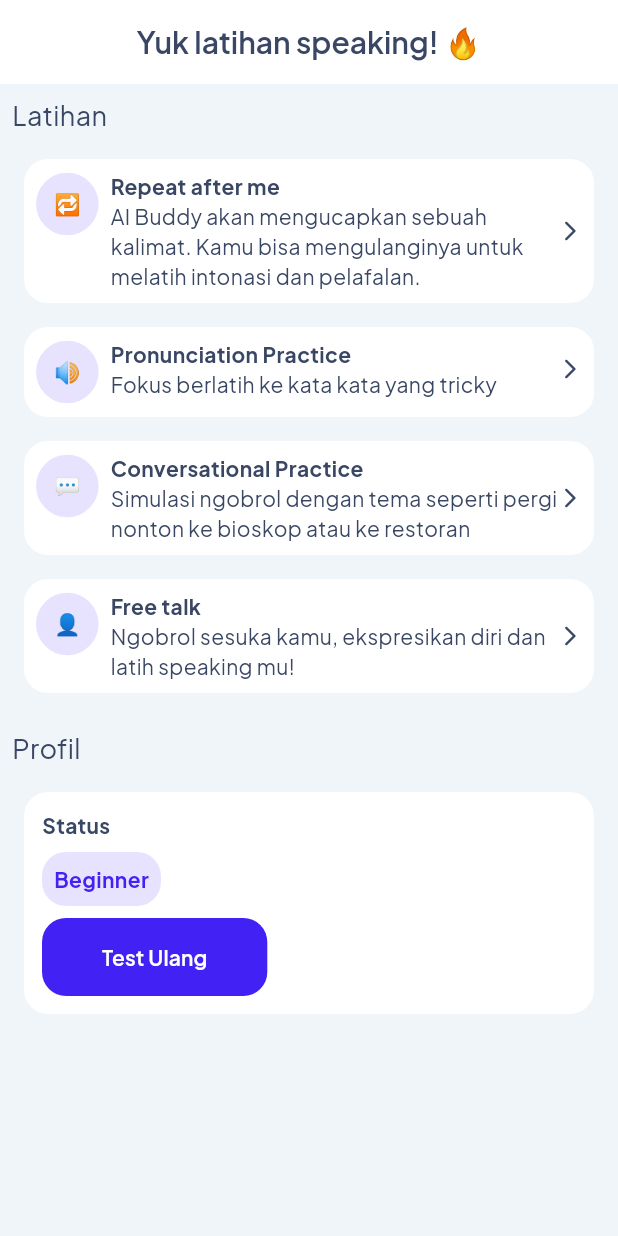
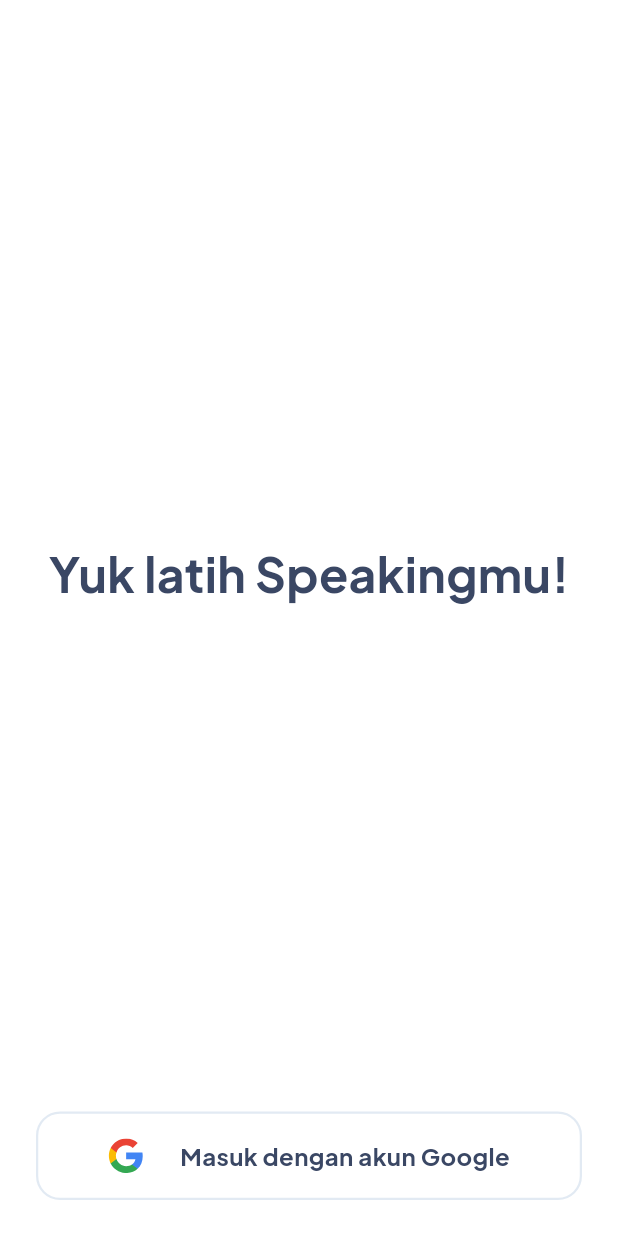
Before and after one commit to mikirinkode/latihspeaking, a Flutter app: the screen it shows after launch, on a phone screen of 412 x 824 dp. Run offline on Flutter 3.47's test engine with Material 3 defaults, Android fonts, the phone set to English and light mode, and no system bars; our stand-ins replace avatar_glow, cloud_firestore, firebase_auth, firebase_core, flutter_gemini, flutter_markdown and 7 more; missing offline and left inert: translator; accounts and stored records are empty.

Commit message:
feat: login

```diff
--- /dev/null
+++ b/lib/app/data/middleware/auth_middleware.dart
@@ -0,0 +1,16 @@
+import 'package:flutter/widgets.dart';
+import 'package:get/get.dart';
+
+import '../../routes/app_pages.dart';
+import '../service/auth_service.dart';
+
+class AuthMiddleware extends GetMiddleware {
+  @override
+  RouteSettings? redirect(String? route) {
+    if (!Get.find<AuthService>().isAuth && route != Routes.LOGIN) {
+      return const RouteSettings(name: Routes.LOGIN);
+    }
+
+    return null;
+  }
+}
--- /dev/null
+++ b/lib/app/data/service/auth_service.dart
@@ -0,0 +1,19 @@
+import 'package:firebase_auth/firebase_auth.dart';
+import 'package:get/get.dart';
+
+import '../provider/firebase_provider.dart';
+
+class AuthService extends GetxService {
+  late User? user;
+
+  Future<AuthService> init() async {
+    refreshUser();
+    return this;
+  }
+
+  void refreshUser() {
+    user = Get.find<FirebaseProvider>().getCurrentUser();
+  }
+
+  bool get isAuth => user != null;
+}
--- a/lib/app/modules/home/views/home_view.dart
+++ b/lib/app/modules/home/views/home_view.dart
@@ -25,10 +25,10 @@ class HomeView extends GetView<HomeController> {
           child: Column(
             crossAxisAlignment: CrossAxisAlignment.start,
             children: [
-              const Text(
-                "Latihan",
-                style: TextStyle(fontSize: 18),
-              ),
+              // const Text(
+              //   "Latihan",
+              //   style: TextStyle(fontSize: 18),
+              // ),
               PracticeCard(
                 icon: "🔁",
                 title: "Repeat after me",
@@ -76,40 +76,40 @@ class HomeView extends GetView<HomeController> {
                   });
                 },
               ),
-              const SizedBox(
-                height: 24,
-              ),
-              const Text(
-                "Profil",
-                style: TextStyle(fontSize: 18),
-              ),
-              Padding(
-                padding: const EdgeInsets.only(top: 16, right: 8, left: 8),
-                child: Container(
-                  width: double.infinity,
-                  decoration: BoxDecoration(
-                      color: Colors.white,
-                      borderRadius: BorderRadius.circular(16)),
-                  padding: const EdgeInsets.all(12),
-                  child: Column(
-                    crossAxisAlignment: CrossAxisAlignment.start,
-                    children: [
-                      Text(
-                        "Status",
-                        style: const TextStyle(fontWeight: FontWeight.bold),
-                      ),
-                      const SizedBox(
-                        height: 8,
-                      ),
-                      CustomChip(title: "Beginner"),
-                      const SizedBox(
-                        height: 8,
-                      ),
-                      PrimaryButton(text: "Test Ulang", onPressed: () {})
-                    ],
-                  ),
-                ),
-              )
+              // const SizedBox(
+              //   height: 24,
+              // ),
+              // const Text(
+              //   "Profil",
+              //   style: TextStyle(fontSize: 18),
+              // ),
+              // Padding(
+              //   padding: const EdgeInsets.only(top: 16, right: 8, left: 8),
+              //   child: Container(
+              //     width: double.infinity,
+              //     decoration: BoxDecoration(
+              //         color: Colors.white,
+              //         borderRadius: BorderRadius.circular(16)),
+              //     padding: const EdgeInsets.all(12),
+              //     child: Column(
+              //       crossAxisAlignment: CrossAxisAlignment.start,
+              //       children: [
+              //         Text(
+              //           "Status",
+              //           style: const TextStyle(fontWeight: FontWeight.bold),
+              //         ),
+              //         const SizedBox(
+              //           height: 8,
+              //         ),
+              //         CustomChip(title: "Beginner"),
+              //         const SizedBox(
+              //           height: 8,
+              //         ),
+              //         PrimaryButton(text: "Test Ulang", onPressed: () {})
+              //       ],
+              //     ),
+              //   ),
+              // )
             ],
           ),
         ),
--- /dev/null
+++ b/lib/app/modules/login/views/login_view.dart
@@ -0,0 +1,88 @@
+import 'package:flutter/material.dart';
+import 'package:flutter_svg/svg.dart';
+
+import 'package:get/get.dart';
+
+import '../../../core/theme/app_color.dart';
+import '../controllers/login_controller.dart';
+
+class LoginView extends GetView<LoginController> {
+  @override
+  Widget build(BuildContext context) {
+    return Scaffold(
+      backgroundColor: Colors.white,
+      appBar: AppBar(
+        backgroundColor: Colors.white,
+        elevation: 0,
+        toolbarHeight: 0,
+      ),
+      body: SafeArea(
+        child: Padding(
+          padding: const EdgeInsets.all(24.0),
+          child: Column(
+            children: [
+              Expanded(
+                child: Center(
+                  child: Column(
+                    mainAxisSize: MainAxisSize.min,
+                    children: [
+                      const Text(
+                        'Yuk latih Speakingmu!',
+                        style: TextStyle(
+                          fontSize: 32,
+                          fontWeight: FontWeight.w700,
+                        ),
+                      ),
+                      // SizedBox(
+                      //   width: double.infinity,
+                      //   child: SvgPicture.asset(
+                      //     "assets/illustration_tracking.svg",
+                      //   ),
+                      // ),
+                    ],
+                  ),
+                ),
+              ),
+              InkWell(
+                borderRadius: BorderRadius.circular(16.0),
+                onTap: () async {
+                  await controller.signInWithGoogle();
+                },
+                child: Container(
+                  decoration: BoxDecoration(
+                    border: Border.all(
+                      color: AppColor.NEUTRAL_200,
+                      width: 1.5,
+                    ),
+                    borderRadius: BorderRadius.circular(16),
+                  ),
+                  padding: const EdgeInsets.all(16),
+                  child: Row(
+                    mainAxisAlignment: MainAxisAlignment.center,
+                    children: [
+                      SvgPicture.asset(
+                        "assets/ic_google.svg",
+                        width: 24,
+                        height: 24,
+                      ),
+                      const SizedBox(
+                        width: 24,
+                      ),
+                      Text(
+                        "Masuk dengan akun Google",
+                        style: const TextStyle(
+                          fontWeight: FontWeight.w700,
+                          fontSize: 16,
+                        ),
+                      )
+                    ],
+                  ),
+                ),
+              )
+            ],
+          ),
+        ),
+      ),
+    );
+  }
+}
--- a/lib/app/modules/playground/controllers/playground_controller.dart
+++ b/lib/app/modules/playground/controllers/playground_controller.dart
@@ -8,8 +8,8 @@ import 'package:translator/translator.dart';
 
 import 'package:http/http.dart' as http;
 import '../../../../constants.dart';
-import '../../../model/groq_message.dart';
-import '../../../model/groq_response.dart';
+import '../../../data/model/groq_message.dart';
+import '../../../data/model/groq_response.dart';
 import '../../../utils/text_utils.dart';
 
 
--- a/lib/app/routes/app_pages.dart
+++ b/lib/app/routes/app_pages.dart
@@ -1,6 +1,13 @@
 import 'package:get/get.dart';
+import 'package:speaking/app/data/middleware/auth_middleware.dart';
+
+import 'package:speaking/app/modules/login/bindings/login_binding.dart';
+import 'package:speaking/app/modules/login/views/login_view.dart';
 import 'package:speaking/app/modules/playground/bindings/playground_binding.dart';
 import 'package:speaking/app/modules/playground/views/playground_view.dart';
+import 'package:speaking/app/modules/proficiency/bindings/proficiency_binding.dart';
+import 'package:speaking/app/modules/proficiency/views/proficiency_view.dart';
+
 import '../modules/home/bindings/home_binding.dart';
 import '../modules/home/views/home_view.dart';
 
@@ -16,11 +23,22 @@ class AppPages {
       name: _Paths.HOME,
       page: () => HomeView(),
       binding: HomeBinding(),
+      middlewares: [AuthMiddleware()]
     ),
     GetPage(
       name: _Paths.PLAYGROUND,
       page: () => PlaygroundView(),
       binding: PlaygroundBinding(),
     ),
+    GetPage(
+      name: _Paths.PROFICIENCY,
+      page: () => ProficiencyView(),
+      binding: ProficiencyBinding(),
+    ),
+    GetPage(
+      name: _Paths.LOGIN,
+      page: () => LoginView(),
+      binding: LoginBinding(),
+    ),
   ];
 }
--- a/lib/app/routes/app_routes.dart
+++ b/lib/app/routes/app_routes.dart
@@ -5,10 +5,14 @@ abstract class Routes {
   Routes._();
   static const HOME = _Paths.HOME;
   static const PLAYGROUND = _Paths.PLAYGROUND;
+  static const PROFICIENCY = _Paths.PROFICIENCY;
+  static const LOGIN = _Paths.LOGIN;
 }
 
 abstract class _Paths {
   _Paths._();
   static const HOME = '/home';
   static const PLAYGROUND = '/playground';
+  static const PROFICIENCY = '/proficiency';
+  static const LOGIN = '/login';
 }
--- a/pubspec.yaml
+++ b/pubspec.yaml
@@ -54,6 +54,9 @@ dependencies:
   cloud_firestore: ^5.0.1
   change_app_package_name: ^1.2.0
   rename_app: ^1.5.0
+  flutter_svg: ^2.0.10+1
+  firebase_auth: ^5.1.0
+  google_sign_in: ^6.2.1
 
 dev_dependencies:
   flutter_test:
@@ -75,6 +78,8 @@ flutter:
   # The following line ensures that the Material Icons font is
   # included with your application, so that you can use the icons in
   # the material Icons class.
+  assets:
+    - assets/
   uses-material-design: true
 
   # To add assets to your application, add an assets section, like this:
```
Also changed, not shown: lib/app/data/provider/firebase_provider.dart (+45 -2 lines), lib/app/global_widgets/ui.dart (added, +10 -0 lines), lib/app/modules/home/controllers/home_controller.dart (+63 -64 lines), lib/app/modules/login/bindings/login_binding.dart (added, +12 -0 lines), lib/app/modules/login/controllers/login_controller.dart (added, +50 -0 lines), lib/app/modules/proficiency/bindings/proficiency_binding.dart (added, +12 -0 lines), lib/app/modules/proficiency/controllers/proficiency_controller.dart (added, +59 -0 lines), lib/app/modules/proficiency/views/proficiency_view.dart (added, +113 -0 lines), lib/main.dart (+13 -4 lines), assets/ic_google.svg (added), lib/app/data/model/groq_message.dart (renamed from lib/app/model/groq_message.dart), lib/app/data/model/groq_response.dart (renamed from lib/app/model/groq_response.dart), pubspec.lock, 4 other files.
